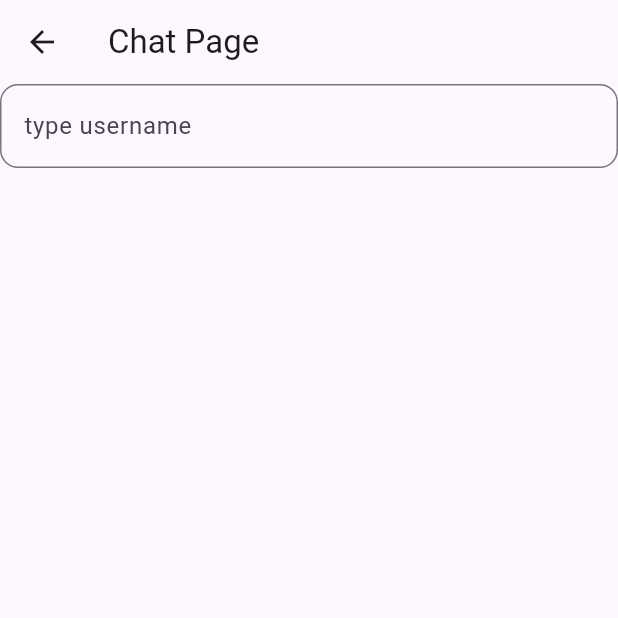
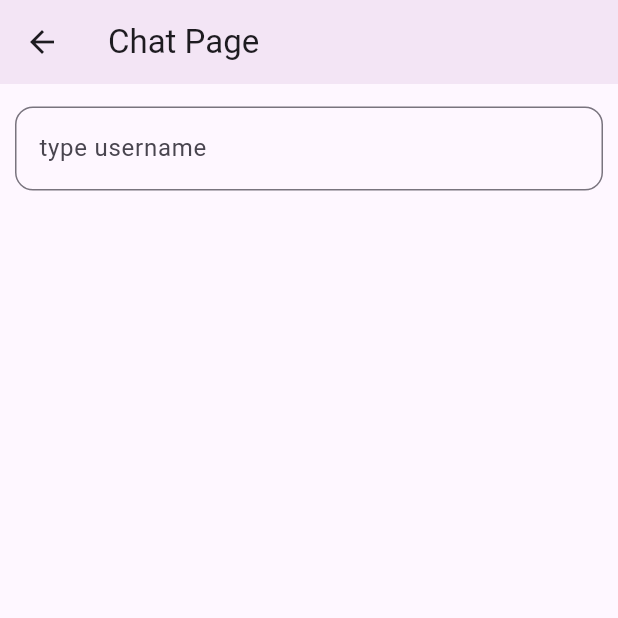
Before and after one commit to anurag3435/chatapp, a Flutter app: the ChatPage screen opened by its route, on a phone screen of 412 x 824 dp, the top half of it. Run offline on Flutter 3.47's test engine with Material 3 defaults, Android fonts, the phone set to English and light mode, and no system bars; our stand-ins replace firebase_auth, firebase_core, flutter_screenutil; accounts and stored records are empty.

Commit message:
design ready

```diff
--- /dev/null
+++ b/lib/constants/color.dart
@@ -0,0 +1,3 @@
+import 'dart:ui';
+
+const primary = Color(0xFF232323);
--- /dev/null
+++ b/lib/constants/style.dart
@@ -0,0 +1,3 @@
+import 'package:flutter/material.dart';
+
+const heading = TextStyle(fontSize: 24, fontWeight: FontWeight.bold);
--- a/lib/main.dart
+++ b/lib/main.dart
@@ -4,12 +4,14 @@ import 'package:chat_app/pages/chat_page.dart';
 import 'package:chat_app/pages/home_page.dart';
 import 'package:firebase_core/firebase_core.dart';
 import 'package:flutter/material.dart';
+import 'package:flutter_screenutil/flutter_screenutil.dart';
 
 void main() async {
   WidgetsFlutterBinding.ensureInitialized();
   await Firebase.initializeApp(options: DefaultFirebaseOptions.currentPlatform);
   runApp(
-    MaterialApp(
+    ScreenUtilInit(
+      child: MaterialApp(
         debugShowCheckedModeBanner: false,
         home: HomePage(),
         routes: {
@@ -17,5 +19,6 @@ void main() async {
           chatPage: (context) => ChatPage(),
         },
       ),
+    ),
   );
 }
--- a/lib/pages/chat_page.dart
+++ b/lib/pages/chat_page.dart
@@ -9,7 +9,8 @@ class ChatPage extends StatefulWidget {
 
 class _ChatPageState extends State<ChatPage> {
   TextEditingController _controller = TextEditingController();
-  void initstate() {
+  @override
+  void initState() {
     _controller = TextEditingController();
     super.initState();
   }
@@ -23,13 +24,25 @@ class _ChatPageState extends State<ChatPage> {
   @override
   Widget build(BuildContext context) {
     return Scaffold(
-      appBar: AppBar(title: const Text("Chat Page")),
-      body: TextField(
-        controller: _controller,
-        decoration: InputDecoration(
-          border: OutlineInputBorder(borderRadius: BorderRadius.circular(12)),
-          labelText: 'type username',
-        ),
+      appBar: AppBar(
+        title: const Text("Chat Page"),
+        backgroundColor: Colors.purple[50],
+      ),
+      body: Column(
+        children: [
+          Padding(
+            padding: const EdgeInsets.only(top: 15.0, left: 10.0, right: 10.0),
+            child: TextField(
+              controller: _controller,
+              decoration: InputDecoration(
+                border: OutlineInputBorder(
+                  borderRadius: BorderRadius.circular(12),
+                ),
+                labelText: 'type username',
+              ),
+            ),
+          ),
+        ],
       ),
     );
   }
--- a/pubspec.yaml
+++ b/pubspec.yaml
@@ -38,6 +38,7 @@ dependencies:
   firebase_auth: ^6.0.1
   firebase_analytics: ^12.0.0
   cloud_firestore: ^6.0.0
+  flutter_screenutil: ^5.9.3
 
 dev_dependencies:
   flutter_test:
@@ -63,7 +64,8 @@ flutter:
 
   # To add assets to your application, add an assets section, like this:
   # assets:
-  #   - images/a_dot_burr.jpeg
+
+
   #   - images/a_dot_ham.jpeg
 
   # An image asset can refer to one or more resolution-specific "variants", see
```
Also changed, not shown: assets/images/dp.jpg (added), pubspec.lock. Lines whose indentation alone changed are shown as unchanged.
